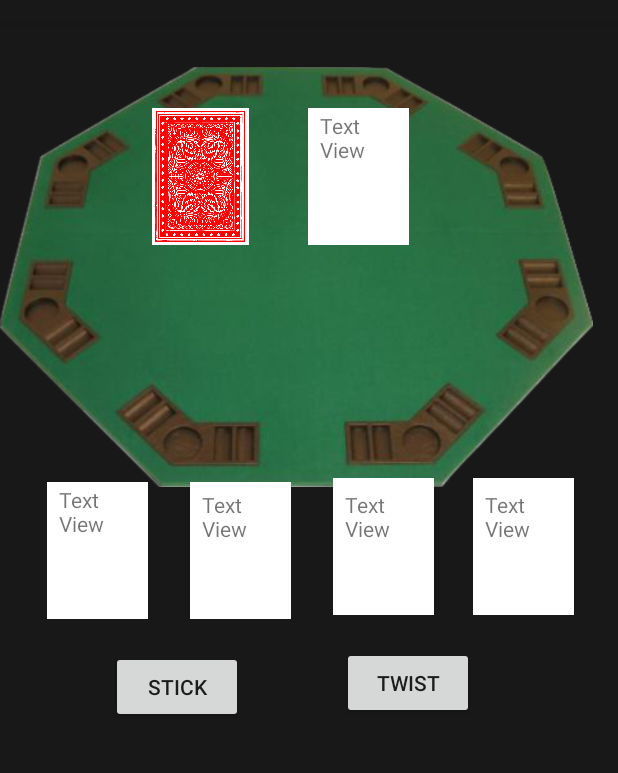
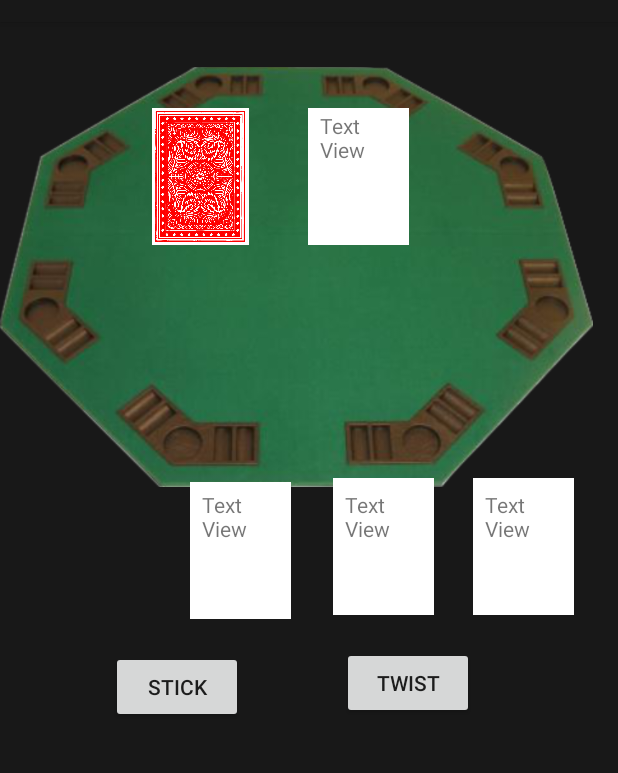
Before and after one commit to Kylemiller995/AndroidCardGame, an Android app: the GameActivity screen opened directly, with no data from a screen before it, after a tap on "TWIST", on a phone screen of 412 x 824 dp, the part 62-835 px from its top. Run offline under Robolectric (Android 15) with nearby library versions, the phone set to English and light mode, and no system bars; 15 statements that could not run were skipped.

Commit message:
add finished game activity, yas!

```diff
--- a/App/MyApplication/app/src/main/java/com/example/kylemiller/cardgame/GameActivity.java
+++ b/App/MyApplication/app/src/main/java/com/example/kylemiller/cardgame/GameActivity.java
@@ -16,13 +16,8 @@
     BlackjackDealer dealer;
     Button twistButton;
     Button stickButton;
-    TextView output;
     Participant player;
-    ImageView dealerCard2;
-    ImageView humanCard1;
-    ImageView humanCard2;
-    ImageView humanCard3;
-    ImageView humanCard4;
+
 
     ImageView human_card1_suit;
     ImageView human_card2_suit;
@@ -36,18 +31,20 @@
     TextView human_card4_num;
     TextView dealer_card2_num;
 
+    ImageView human_card_3;
+    ImageView human_card_4;
+
+    int counter;
+
     @Override
     protected void onCreate(Bundle savedInstanceState) {
         super.onCreate(savedInstanceState);
         setContentView(R.layout.activity_game);
         twistButton = (Button) findViewById(R.id.twist_button);
         stickButton = (Button) findViewById(R.id.stick_button);
-        output = (TextView) findViewById(R.id.displayScore);
-        dealerCard2 = (ImageView) findViewById(R.id.dealer_card_2);
-        humanCard1 = (ImageView) findViewById(R.id.human_card_1);
-        humanCard2 = (ImageView) findViewById(R.id.human_card_2);
-        humanCard3 = (ImageView) findViewById(R.id.human_card_3);
-        humanCard4 = (ImageView) findViewById(R.id.human_card_4);
+
+        human_card_3 = (ImageView) findViewById(R.id.human_card_3);
+        human_card_4 = (ImageView) findViewById(R.id.human_card_4);
 
         human_card1_suit = (ImageView) findViewById(R.id.human_card1_suit);
         human_card2_suit = (ImageView) findViewById(R.id.human_card2_suit);
@@ -104,26 +101,30 @@
         dealer_card2_suit.setImageResource(dealerCard2Suit);
         dealer_card2_num.setText(setUpValue.get(game.getGameTable().get(1).getHand().get(1).getCardValue()));
 
-
         Card card3 = game.getBlackjackDealer().getDeck().get(0);
         Card card4 = game.getBlackjackDealer().getDeck().get(1);
 
         int card3suit = getResources().getIdentifier(setUpSuit.get(card3.getCardSuit()),null, getPackageName());
         human_card3_suit.setImageResource(card3suit);
-
         human_card3_num.setText(setUpValue.get(card3.getCardValue()));
 
         int card4suit = getResources().getIdentifier(setUpSuit.get(card4.getCardSuit()),null, getPackageName());
         human_card4_suit.setImageResource(card4suit);
         human_card4_num.setText(setUpValue.get(card4.getCardValue()));
 
-
-
         if(game.checkBustAndBlackjack(player)){
             Intent intent1 = new Intent(this, EndGameActivity.class);
             intent1.putExtra("game", game);
             startActivity(intent1);
         }
+        counter = 0;
+        human_card3_suit.setVisibility(View.INVISIBLE);
+        human_card3_num.setVisibility(View.INVISIBLE);
+        human_card_3.setVisibility(View.INVISIBLE);
+
+        human_card4_suit.setVisibility(View.INVISIBLE);
+        human_card4_num.setVisibility(View.INVISIBLE);
+        human_card_4.setVisibility(View.INVISIBLE);
 
     }
 
@@ -134,8 +135,18 @@
             intent1.putExtra("game", game);
             startActivity(intent1);
         }
-        output.setText(String.valueOf(game.sumHand(player)));
 
+        human_card3_suit.setVisibility(View.VISIBLE);
+        human_card3_num.setVisibility(View.VISIBLE);
+        human_card_3.setVisibility(View.VISIBLE);
+
+        if( counter == 1){
+            human_card4_suit.setVisibility(View.VISIBLE);
+            human_card4_num.setVisibility(View.VISIBLE);
+            human_card_4.setVisibility(View.VISIBLE);
+
+        }
+        counter += 1;
     }
 
     public void onStickButtonClicked(View button){
--- a/App/MyApplication/app/src/main/java/com/example/kylemiller/cardgame/GameSettingsActivity.java
+++ b/App/MyApplication/app/src/main/java/com/example/kylemiller/cardgame/GameSettingsActivity.java
@@ -20,8 +20,6 @@
         nOfDecksInput = (TextView) findViewById(R.id.amount_of_decks_input);
     }
 
-
-
     public void onDealCardsButtonClicked(View button){
         Intent intent = new Intent(this, GameActivity.class );
         int decks = Integer.parseInt(nOfDecksInput.getText().toString());
```
